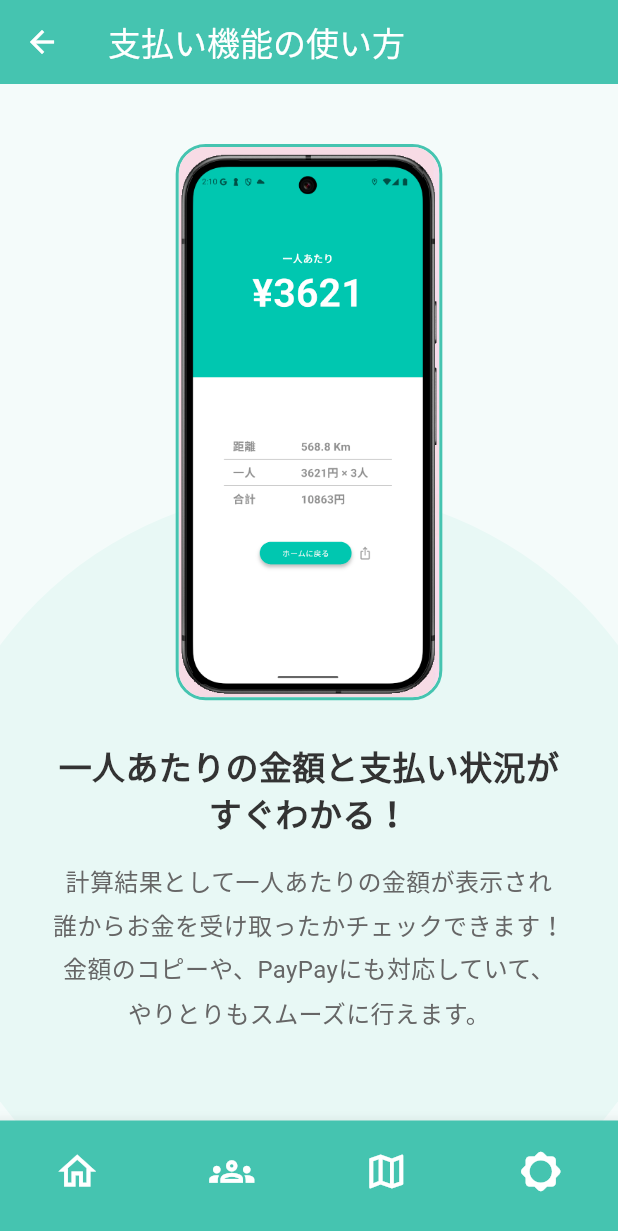
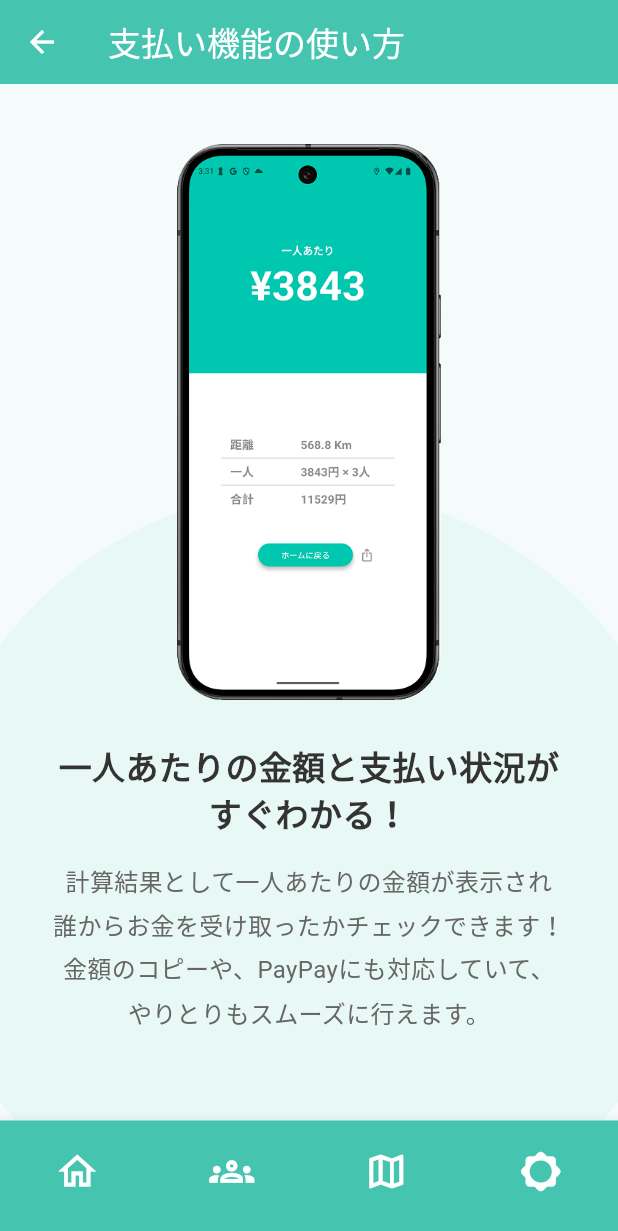
Before and after one commit to momomomomo0903/DrivePay, a Flutter app: the PaymentDetailPage screen opened directly, on a phone screen of 412 x 824 dp. Shown: the top 1231 px of the screen. Run offline on Flutter 3.47's test engine with Material 3 defaults, Android fonts, the phone set to English and light mode, and no system bars; our stand-ins replace cloud_firestore, connectivity_plus, firebase_auth, firebase_core, flutter_riverpod, geocoding and 5 more; accounts and stored records are empty.

Commit message:
fix：見た目の修整

```diff
--- a/lib/UI/explanation/fare_calculation_detail.dart
+++ b/lib/UI/explanation/fare_calculation_detail.dart
@@ -85,10 +85,6 @@ class FareCalculationDetailPage extends StatelessWidget {
                     maxHeight: MediaQuery.of(context).size.height * 0.45,
                   ),
                   decoration: BoxDecoration(
-                    border: Border.all(
-                      color: const Color(0xFF45C4B0),
-                      width: 2,
-                    ),
                     borderRadius: BorderRadius.circular(20),
                   ),
                   child: ClipRRect(
--- a/lib/UI/explanation/group_detail.dart
+++ b/lib/UI/explanation/group_detail.dart
@@ -85,10 +85,6 @@ class GroupDetailPage extends StatelessWidget {
                     maxHeight: MediaQuery.of(context).size.height * 0.45,
                   ),
                   decoration: BoxDecoration(
-                    border: Border.all(
-                      color: const Color(0xFF45C4B0),
-                      width: 2,
-                    ),
                     borderRadius: BorderRadius.circular(20),
                   ),
                   child: ClipRRect(
--- a/lib/UI/explanation/history_detail.dart
+++ b/lib/UI/explanation/history_detail.dart
@@ -85,10 +85,6 @@ class HistoryDetailPage extends StatelessWidget {
                     maxHeight: MediaQuery.of(context).size.height * 0.45,
                   ),
                   decoration: BoxDecoration(
-                    border: Border.all(
-                      color: const Color(0xFF45C4B0),
-                      width: 2,
-                    ),
                     borderRadius: BorderRadius.circular(20),
                   ),
                   child: ClipRRect(
--- a/lib/UI/explanation/map_detail.dart
+++ b/lib/UI/explanation/map_detail.dart
@@ -85,10 +85,6 @@ class MapDetailPage extends StatelessWidget {
                     maxHeight: MediaQuery.of(context).size.height * 0.45,
                   ),
                   decoration: BoxDecoration(
-                    border: Border.all(
-                      color: const Color(0xFF45C4B0),
-                      width: 2,
-                    ),
                     borderRadius: BorderRadius.circular(20),
                   ),
                   child: ClipRRect(
--- a/lib/UI/explanation/payment_detail.dart
+++ b/lib/UI/explanation/payment_detail.dart
@@ -85,16 +85,12 @@ class PaymentDetailPage extends StatelessWidget {
                     maxHeight: MediaQuery.of(context).size.height * 0.45,
                   ),
                   decoration: BoxDecoration(
-                    border: Border.all(
-                      color: const Color(0xFF45C4B0),
-                      width: 2,
-                    ),
                     borderRadius: BorderRadius.circular(20),
                   ),
                   child: ClipRRect(
                     borderRadius: BorderRadius.circular(18),
                     child: Image.asset(
-                      'assets/images/payment.png',
+                      'assets/images/payment_01.png',
                       fit: BoxFit.contain,
                     ),
                   ),
```
Also changed, not shown: assets/images/payment.png (deleted), assets/images/payment_01.png (added).
